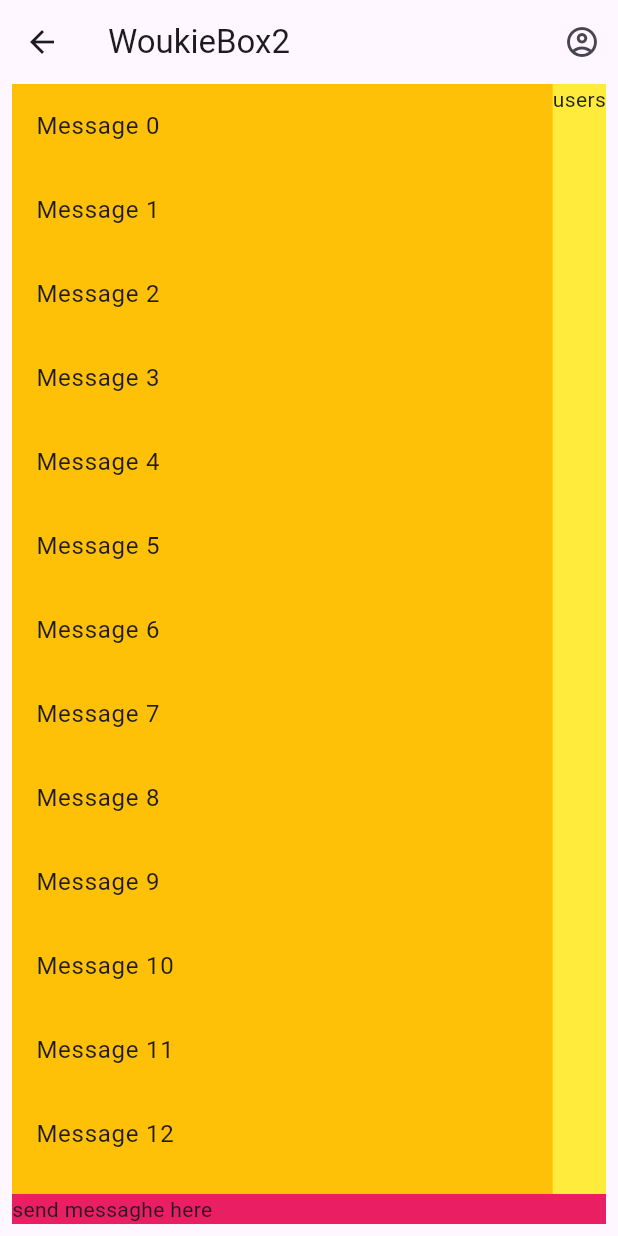
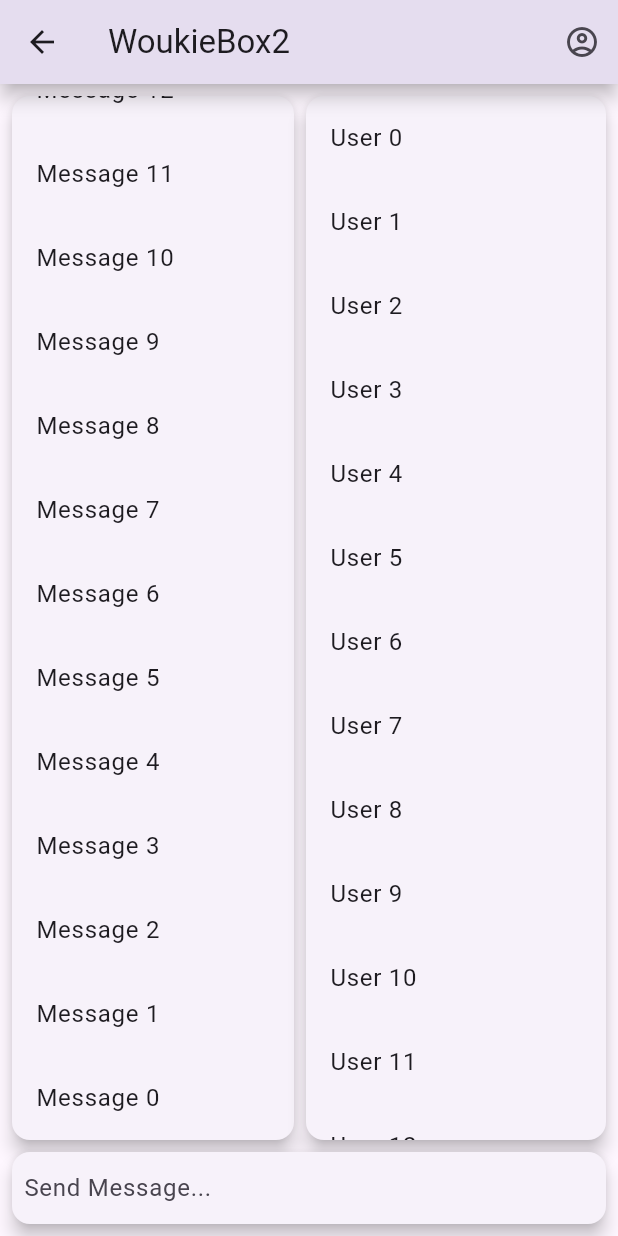
Before and after one commit to Woukie/WoukieBox2, a Flutter app: the App screen opened directly, on a phone screen of 412 x 824 dp. Run offline on Flutter 3.47's test engine with Material 3 defaults, Android fonts, the light colour scheme and no system bars; missing offline and left inert: serverpod, serverpod_auth_email_flutter, serverpod_auth_server, serverpod_auth_shared_flutter, serverpod_client, serverpod_flutter.

Commit message:
Updated layout of app

```diff
--- a/woukiebox2/woukiebox2_flutter/lib/app.dart
+++ b/woukiebox2/woukiebox2_flutter/lib/app.dart
@@ -1,3 +1,4 @@
+import 'package:flutter/cupertino.dart';
 import 'package:flutter/material.dart';
 import 'package:flutter/widgets.dart';
 
@@ -10,6 +11,9 @@ class App extends StatelessWidget {
   Widget build(BuildContext context) {
     return Scaffold(
       appBar: AppBar(
+        elevation: 5,
+        scrolledUnderElevation: 5,
+        shadowColor: Theme.of(context).colorScheme.shadow,
         title: const Text('WoukieBox2'),
         leading: IconButton(
           icon: const Icon(Icons.arrow_back),
@@ -25,30 +29,46 @@ class App extends StatelessWidget {
         ],
       ),
       body: Container(
-        margin:
-            const EdgeInsets.only(bottom: 8.0, left: 8.0, right: 8.0, top: 0.0),
-        color: Colors.amber,
+        margin: const EdgeInsets.all(8.0),
         child: Column(
           children: [
             Expanded(
               child: Row(
                 children: [
                   const Expanded(
-                    child: Messages(),
+                    child: Card(
+                      margin: EdgeInsets.all(0.0),
+                      elevation: 5,
+                      child: Messages(),
+                    ),
                   ),
-                  Container(
-                    alignment: Alignment.topLeft,
-                    color: Colors.yellow,
-                    child: const Text("users"),
+                  Card(
+                    elevation: 5,
+                    margin: const EdgeInsets.only(left: 8.0),
+                    child: Container(
+                      width: 200,
+                      alignment: Alignment.topLeft,
+                      child: const Users(),
+                    ),
                   ),
                 ],
               ),
             ),
-            Container(
-              alignment: Alignment.centerLeft,
-              color: Colors.pink,
-              child: const Text("send messaghe here"),
-            ),
+            Card(
+              elevation: 5.0,
+              margin: const EdgeInsets.only(top: 8),
+              child: Container(
+                padding: const EdgeInsets.all(8),
+                child: const TextField(
+                  maxLines: null,
+                  decoration: InputDecoration(
+                    isDense: true,
+                    border: InputBorder.none,
+                    hintText: "Send Message...",
+                  ),
+                ),
+              ),
+            )
           ],
         ),
       ),
@@ -66,29 +86,39 @@ class Messages extends StatelessWidget {
     var items = List<String>.generate(10000, (i) => 'Message $i');
 
     return ListView.builder(
+      reverse: true,
       itemCount: items.length,
+      prototypeItem: const ListTile(
+        title: Text("Test Message!"),
+      ),
       itemBuilder: (context, index) {
         return ListTile(
           title: Text(items[index]),
         );
       },
     );
-
-    // return Row(
-    //   children: [
-    //     Container(
-    //       alignment: Alignment.topLeft,
-    //       color: Colors.blue,
-    //       child: const Text("DATA"),
-    //     ),
-    //     Expanded(
-    //       child: Container(
-    //         alignment: Alignment.topLeft,
-    //         color: Colors.deepPurple,
-    //         child: const Text("messages"),
-    //       ),
-    //     ),
-    //   ],
-    // );
   }
 }
+
+class Users extends StatelessWidget {
+  const Users({
+    super.key,
+  });
+
+  @override
+  Widget build(BuildContext context) {
+    var items = List<String>.generate(10000, (i) => 'User $i');
+
+    return ListView.builder(
+      itemCount: items.length,
+      prototypeItem: const ListTile(
+        title: Text("Test Message!"),
+      ),
+      itemBuilder: (context, index) {
+        return ListTile(
+          title: Text(items[index]),
+        );
+      },
+    );
+  }
+}
```
